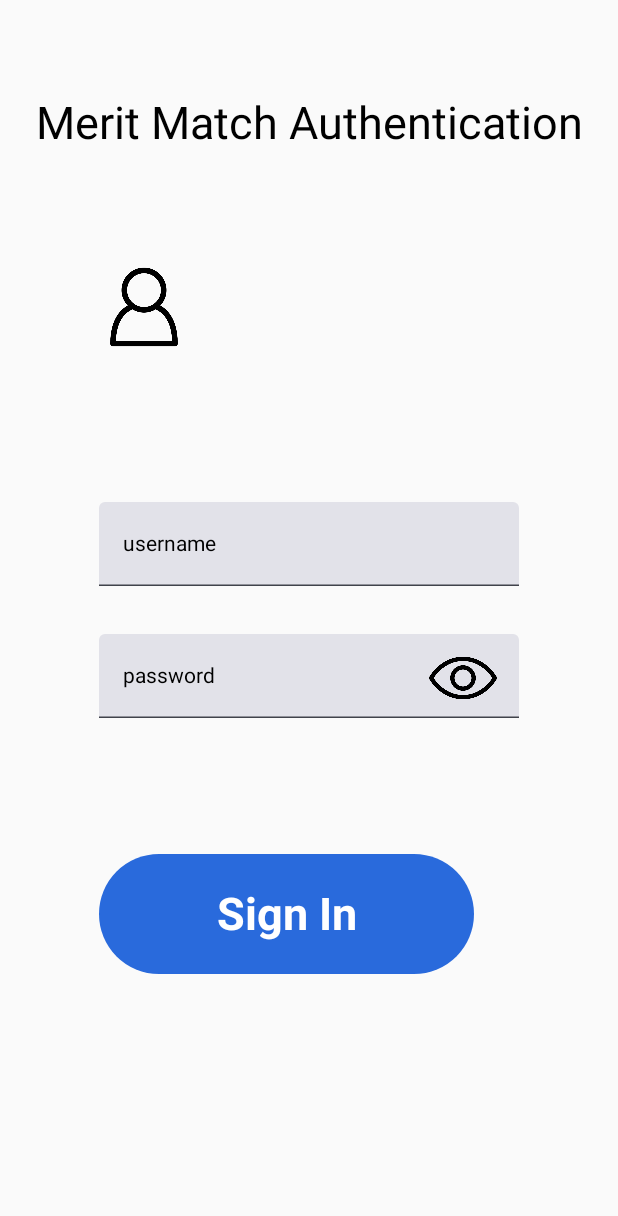
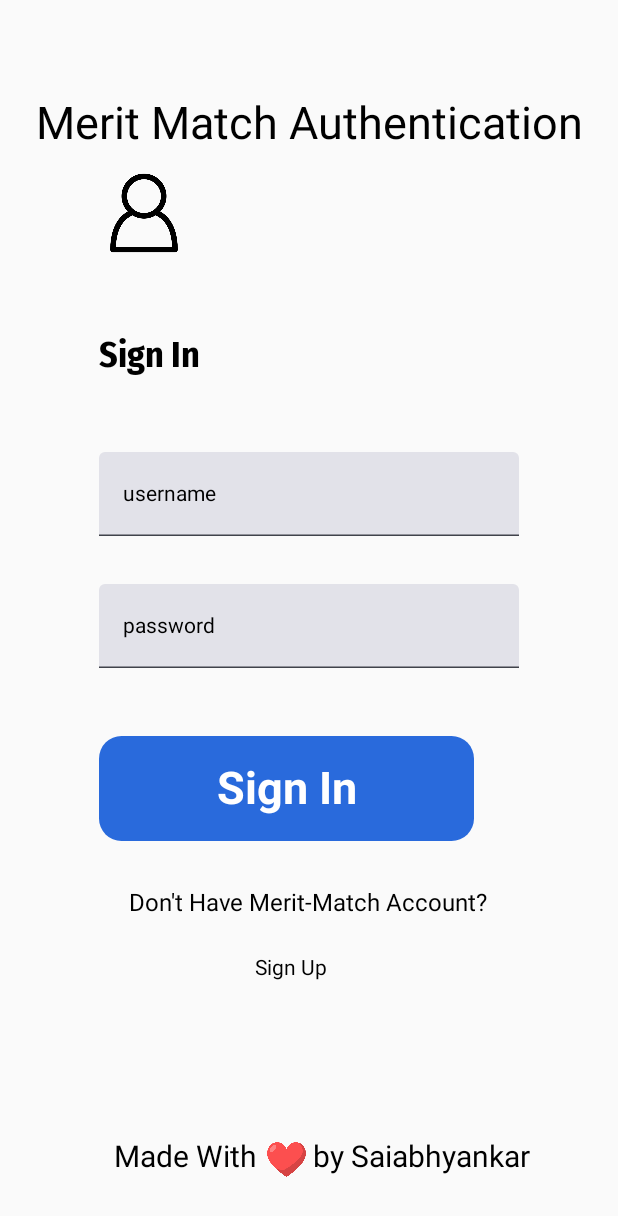
Before and after one commit to Saiabhyankar/MeritMatch, an Android app built with Jetpack Compose: the screen it shows after launch (MainActivity), on a phone screen of 412 x 824 dp. Shown: the top 1216 px of the screen. Run offline under Robolectric (Android 15) with nearby library versions, the light colour scheme and no system bars.

Commit message:
UI of login page done

```diff
--- a/app/build.gradle.kts
+++ b/app/build.gradle.kts
@@ -50,6 +50,12 @@ android {
 }
 
 dependencies {
+    //Compose ViewModel
+    implementation("androidx.lifecycle:lifecycle-viewmodel-compose:2.8.2")
+    //Network Calls
+    implementation("com.squareup.retrofit2:retrofit:2.9.0")
+    //Json to Kotlin Object Mapping
+    implementation("com.squareup.retrofit2:converter-gson:2.9.0")
     implementation("androidx.compose.ui:ui:1.6.8")
     implementation("androidx.compose.material:material:1.6.8")
     implementation ("androidx.compose.ui:ui-tooling:1.6.8")
--- a/app/src/main/AndroidManifest.xml
+++ b/app/src/main/AndroidManifest.xml
@@ -1,7 +1,7 @@
 <?xml version="1.0" encoding="utf-8"?>
 <manifest xmlns:android="http://schemas.android.com/apk/res/android"
     xmlns:tools="http://schemas.android.com/tools">
-
+    <uses-permission android:name="android.permission.INTERNET"/>
     <application
         android:allowBackup="true"
         android:dataExtractionRules="@xml/data_extraction_rules"
--- a/app/src/main/java/com/example/meritmatch/LoginPage.kt
+++ b/app/src/main/java/com/example/meritmatch/LoginPage.kt
@@ -16,8 +16,10 @@ import androidx.compose.foundation.shape.RoundedCornerShape
 import androidx.compose.material.Text
 import androidx.compose.material3.Button
 import androidx.compose.material3.ButtonDefaults
+import androidx.compose.material3.MaterialTheme
 import androidx.compose.material3.TextField
 import androidx.compose.runtime.Composable
+import androidx.compose.runtime.LaunchedEffect
 import androidx.compose.runtime.mutableStateOf
 import androidx.compose.ui.Alignment
 import androidx.compose.ui.Modifier
@@ -25,6 +27,9 @@ import androidx.compose.ui.draw.clip
 import androidx.compose.ui.graphics.Color
 import androidx.compose.ui.graphics.RectangleShape
 import androidx.compose.ui.res.painterResource
+import androidx.compose.ui.text.font.Font
+import androidx.compose.ui.text.font.FontFamily
+import androidx.compose.ui.text.font.FontStyle
 import androidx.compose.ui.text.font.FontWeight
 import androidx.compose.ui.unit.dp
 import androidx.compose.ui.unit.sp
@@ -33,10 +38,16 @@ var userName= mutableStateOf("")
 var loginUserNameClick=mutableStateOf(false)
 var loginPasswordClick= mutableStateOf(false)
 var password=mutableStateOf("")
+var signUpOnClick= mutableStateOf(false)
 @Composable
 fun Login(){
+    val customFont= FontFamily(
+        Font(R.font.firasans)
+    )
     val login= painterResource(id = R.drawable.login)
     val view= painterResource(id = R.drawable.viewpasword)
+    val detailing= painterResource(id = R.drawable.detailing)
+
     Box(modifier = Modifier.fillMaxSize(),
         contentAlignment = Alignment.Center) {
         Column (modifier = Modifier.offset(y=-180.dp)){
@@ -53,10 +64,13 @@ fun Login(){
                     .size(60.dp)
                     .offset(y = -100.dp)
             )
+            Text("Sign In",
+                fontSize = 24.sp,
+                modifier = Modifier.offset(y=-50.dp),
+                fontFamily = customFont)
            TextField(value = userName.value, onValueChange = { userName.value=it}, label = {Text("username" )},
                modifier = Modifier.clickable {
-                   loginUserNameClick.value=true
-               })
+                   loginUserNameClick.value=true})
             Spacer(modifier=Modifier.padding(16.dp))
                 TextField(value = password.value, onValueChange = { password.value=it}, label = {Text("password" )},
                     modifier = Modifier.clickable {
@@ -72,14 +86,15 @@ fun Login(){
 
 
                 }
-                Image(painter = view, contentDescription = null,
-                    modifier= Modifier
-                        .size(45.dp)
-                        .offset(220.dp, -95.dp))
+//                Image(painter = view, contentDescription = null,
+//                    modifier= Modifier
+//                        .size(45.dp)
+//                        .offset(220.dp, -95.dp))
             Button(onClick = { /*TODO*/ },
+                shape = MaterialTheme.shapes.extraSmall,
                 modifier = Modifier
-                    .clip(shape = RectangleShape)
-                    .size(height = 80.dp, width = 250.dp),
+                    .clip(shape = RoundedCornerShape(15.dp))
+                    .size(height = 70.dp, width = 250.dp),
                 colors = ButtonDefaults.buttonColors(containerColor = Color(41,106,220,255))) {
                         Text("Sign In",
                             fontSize = 30.sp,
@@ -87,7 +102,26 @@ fun Login(){
                             fontWeight = FontWeight.Bold
                         )
                     }
+            Spacer(modifier = Modifier.padding(16.dp))
+                Text("Don't Have Merit-Match Account?",
+                    fontSize = 16.sp,
+                    modifier = Modifier.offset(x=20.dp))
+            Button(onClick = { signUpOnClick.value=true},
+
+                modifier = Modifier.offset(x=80.dp,y=10.dp),
+                colors = ButtonDefaults.buttonColors(Color.Transparent)) {
+                Text("Sign Up",
+                    color = if(signUpOnClick.value)Color(41,106,220,255)
+                            else Color.Black)
             }
+            Text("Made With        by Saiabhyankar",
+                modifier = Modifier.offset(x = 10.dp,y=100.dp),
+                fontSize = 20.sp)
+            Image(painter = detailing, contentDescription = null,
+                modifier = Modifier
+                    .size(30.dp)
+                    .offset(110.dp,75.dp))
+        }
 
         }
     }
--- /dev/null
+++ b/app/src/main/java/com/example/meritmatch/connectToSql.kt
@@ -0,0 +1,16 @@
+package com.example.meritmatch
+
+import retrofit2.Retrofit
+import retrofit2.converter.gson.GsonConverterFactory
+import retrofit2.http.Body
+import retrofit2.http.GET
+import retrofit2.http.POST
+import retrofit2.http.PUT
+
+private val retrofit=Retrofit.Builder().baseUrl("http://127.0.0.1:5000").addConverterFactory(GsonConverterFactory.create()).build()
+val backendResponse: Backend = retrofit.create(Backend::class.java)
+interface Backend {
+    @POST("/loginUserName")
+    suspend fun putUserName(@Body details:UserDetails)
+
+}
--- /dev/null
+++ b/app/src/main/java/com/example/meritmatch/data.kt
@@ -0,0 +1,5 @@
+package com.example.meritmatch
+data class UserDetails(
+    val username:String,
+    val password:String
+)
```
Also changed, not shown: app/src/main/res/drawable/detailing.png (added), app/src/main/res/font/firasans.ttf (added).
